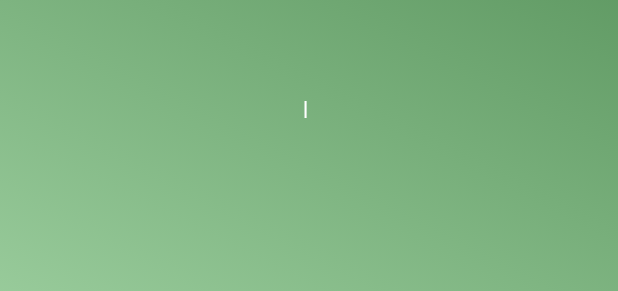
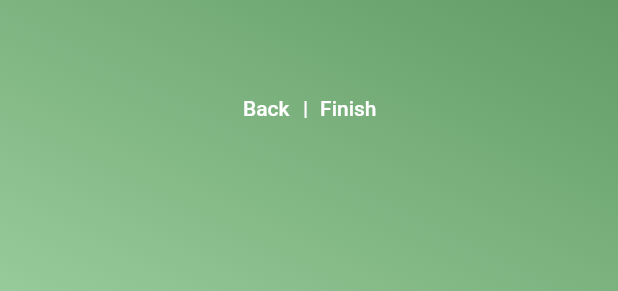
Before and after one commit to jdk-21/lazyplants, a Flutter app: the AddPlantScreen4 widget shown alone on an empty page, opened directly with empty values, on a phone screen of 412 x 824 dp. Shown: the part 796-1087 px from the top of the screen. Run offline on Flutter 3.47's test engine with Material 2 defaults, Android fonts, the phone set to English and light mode, and no system bars; our stand-ins replace get, hive, image_picker, syncfusion_flutter_charts; accounts and stored records are empty; generated files the repository leaves out were written again; network calls fail.

Commit message:
Style AddScreen4 angepasst

```diff
--- a/lib/screens/add_plant/add_plant_screen4.dart
+++ b/lib/screens/add_plant/add_plant_screen4.dart
@@ -50,7 +50,7 @@ class _AddPlantScreen4State extends State<AddPlantScreen4> {
     });
   }
 
-  saveChanges() async{
+  saveChanges() async {
     print(widget.plant.plantName.toString());
     print(widget.plant.plantId.toString());
     print(widget.plant.soilMoisture.toString());
@@ -116,7 +116,7 @@ class _AddPlantScreen4State extends State<AddPlantScreen4> {
                         const EdgeInsets.only(left: 15.0, top: 10, bottom: 10),
                     child: Text(
                       'back'.tr,
-                      style: TextStyle(fontSize: 14),
+                      style: TextStyle(fontSize: 14, color: Colors.white),
                     ),
                   ),
                 ),
@@ -138,7 +138,7 @@ class _AddPlantScreen4State extends State<AddPlantScreen4> {
                         const EdgeInsets.only(right: 15.0, top: 10, bottom: 10),
                     child: Text(
                       'finish'.tr,
-                      style: TextStyle(fontSize: 14),
+                      style: TextStyle(fontSize: 14, color: Colors.white),
                     ),
                   ),
                 ),
```
